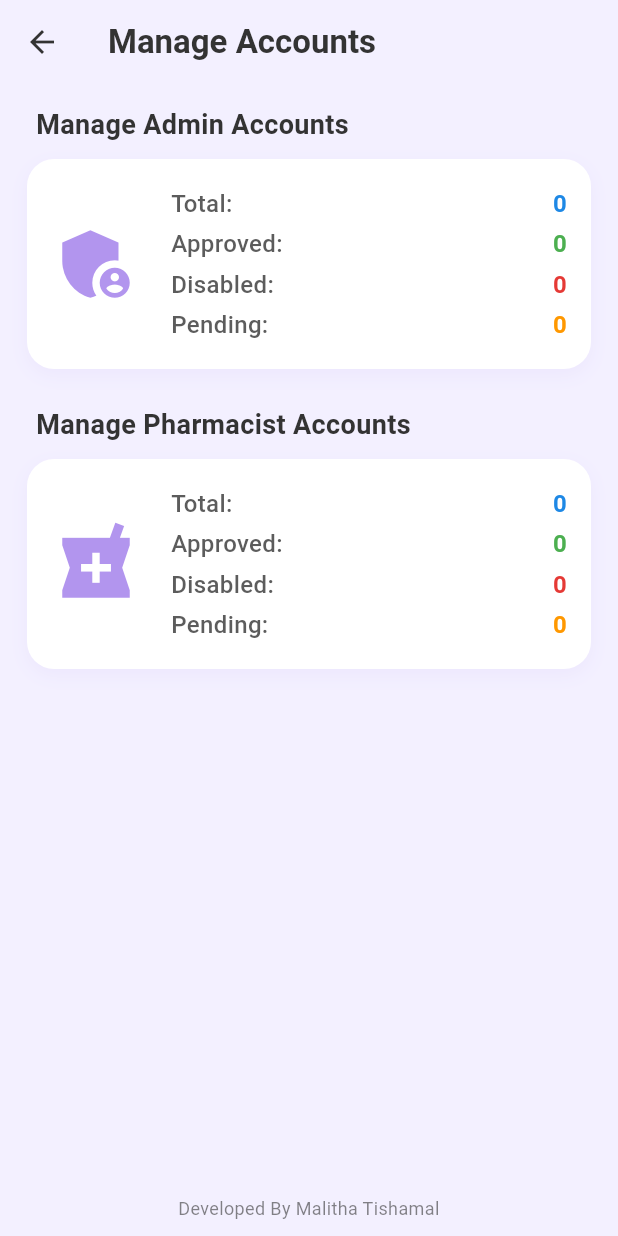
After one commit to malitha-tishamal/MediQ-Antibiotic-Management-App, a Flutter app: the AccountManageDetails screen opened directly, on a phone screen of 412 x 824 dp. The commit adds this screen. Run offline on Flutter 3.47's test engine with Material 3 defaults, Android fonts, the phone set to English and light mode, and no system bars; our stand-ins replace cloud_firestore, firebase_auth, firebase_core, font_awesome_flutter, image_picker, shared_preferences; accounts and stored records are empty.

Commit message:
add admins account manage details show page

```diff
--- /dev/null
+++ b/mediq/lib/admin/accounts-manage-details.dart
@@ -0,0 +1,257 @@
+import 'package:flutter/material.dart';
+import 'package:cloud_firestore/cloud_firestore.dart';
+
+// --- AppColors Class ---
+class AppColors {
+ static const Color primaryPurple = Color(0xFF9F7AEA);
+ static const Color lightBackground = Color(0xFFF3F0FF);
+ static const Color darkText = Color(0xFF333333);
+ static const Color totalCountColor = Color(0xFF1E88E5);
+ static const Color approvedColor = Color(0xFF4CAF50);
+ static const Color disabledColor = Color(0xFFE53935);
+ static const Color pendingColor = Color(0xFFFF9800);
+}
+
+// --- Account Management Details Screen ---
+class AccountManageDetails extends StatelessWidget {
+ // FIX: This field is initialized using a runtime method call (FirebaseFirestore.instance).
+ // Therefore, it cannot be used in a const constructor.
+ final CollectionReference _userCollection =
+   FirebaseFirestore.instance.collection('users');
+
+ // FIX: Removed 'const' keyword from the constructor definition.
+ AccountManageDetails({super.key});
+
+ @override
+ Widget build(BuildContext context) {
+  return Scaffold(
+   backgroundColor: AppColors.lightBackground,
+   appBar: AppBar(
+    title: const Text('Manage Accounts', style: TextStyle(color: AppColors.darkText, fontWeight: FontWeight.bold)),
+    backgroundColor: AppColors.lightBackground,
+    elevation: 0,
+    iconTheme: const IconThemeData(color: AppColors.darkText),
+   ),
+
+   // Main scrollable body content
+   body: SafeArea(
+    child: SingleChildScrollView(
+     padding: const EdgeInsets.symmetric(horizontal: 18.0, vertical: 14.0),
+     child: Column(
+      crossAxisAlignment: CrossAxisAlignment.start,
+      children: [
+       // Admin Accounts Header
+       const Padding(
+        padding: EdgeInsets.only(left: 6.0, bottom: 10),
+        child: Text(
+         'Manage Admin Accounts',
+         style: TextStyle(
+          fontSize: 18,
+          fontWeight: FontWeight.bold,
+          color: AppColors.darkText,
+         ),
+        ),
+       ),
+       // Admin Account Card (Live Count)
+       _buildAccountCard(
+        role: 'Admin',
+        title: 'Manage Admin Accounts',
+        icon: Icons.admin_panel_settings,
+       ),
+
+       const SizedBox(height: 24),
+
+       // Pharmacist Accounts Header
+       const Padding(
+        padding: EdgeInsets.only(left: 6.0, bottom: 10),
+        child: Text(
+         'Manage Pharmacist Accounts',
+         style: TextStyle(
+          fontSize: 18,
+          fontWeight: FontWeight.bold,
+          color: AppColors.darkText,
+         ),
+        ),
+       ),
+       // Pharmacist Account Card (Live Count)
+       _buildAccountCard(
+        role: 'Pharmacist',
+        title: 'Manage Pharmacist Accounts',
+        icon: Icons.local_pharmacy,
+       ),
+      ],
+     ),
+    ),
+   ),
+
+   // Bottom navigation for the developer credit
+   bottomNavigationBar: Padding(
+    padding: const EdgeInsets.only(bottom: 10.0),
+    child: Text(
+     'Developed By Malitha Tishamal',
+     textAlign: TextAlign.center,
+     style: TextStyle(
+      color: AppColors.darkText.withOpacity(0.6),
+      fontSize: 12,
+     ),
+    ),
+   ),
+  );
+ }
+
+ // --- Account Card Widget (Real-time data fetcher) ---
+ Widget _buildAccountCard({
+  required String role,
+  required String title,
+  required IconData icon,
+ }) {
+  return StreamBuilder<QuerySnapshot>(
+   stream: _userCollection.snapshots(),
+   builder: (context, snapshot) {
+    int total = 0;
+    int approved = 0;
+    int disabled = 0;
+    int pending = 0;
+
+    // 1. Data Processing Logic
+    if (snapshot.hasData && snapshot.data != null) {
+     // Filter and categorize based on role and status
+     for (var doc in snapshot.data!.docs) {
+      final data = doc.data() as Map<String, dynamic>;
+      final userRole = data['role'];
+      final userStatus = data['status']; // e.g., 'Approved', 'Disabled', 'Pending'
+
+      if (userRole == role) {
+       total++;
+
+       if (userStatus == 'Approved') {
+        approved++;
+       } else if (userStatus == 'Disabled') {
+        disabled++;
+       } else if (userStatus == 'Pending') {
+        pending++;
+       }
+      }
+     }
+    }
+
+    // 2. UI Rendering based on connection state
+    if (snapshot.connectionState == ConnectionState.waiting) {
+     return _buildLoadingCard(title);
+    }
+
+    if (snapshot.hasError) {
+     return _buildErrorCard(title, snapshot.error.toString());
+    }
+
+    // 3. Display Counts
+    return Container(
+     padding: const EdgeInsets.all(16),
+     decoration: BoxDecoration(
+      color: Colors.white,
+      borderRadius: BorderRadius.circular(18),
+      boxShadow: [
+       BoxShadow(
+        color: AppColors.primaryPurple.withOpacity(0.08),
+        blurRadius: 10,
+        offset: const Offset(0, 4),
+       ),
+      ],
+     ),
+     child: Row(
+      children: [
+       // Icon/Image Placeholder
+       Icon(icon, size: 60, color: AppColors.primaryPurple.withOpacity(0.8)),
+       const SizedBox(width: 20),
+       Expanded(
+        child: Column(
+         crossAxisAlignment: CrossAxisAlignment.start,
+         children: [
+          _buildStatRow('Total', total.toString(), AppColors.totalCountColor),
+          _buildStatRow('Approved', approved.toString(), AppColors.approvedColor),
+          _buildStatRow('Disabled', disabled.toString(), AppColors.disabledColor),
+          _buildStatRow('Pending', pending.toString(), AppColors.pendingColor),
+         ],
+        ),
+       ),
+      ],
+     ),
+    );
+   },
+  );
+ }
+
+ // --- Helper for individual stat row ---
+ Widget _buildStatRow(String label, String value, Color color) {
+  return Padding(
+   padding: const EdgeInsets.symmetric(vertical: 2.0),
+   child: Row(
+    children: [
+     Text(
+      '$label:',
+      style: TextStyle(
+       fontSize: 16,
+       color: AppColors.darkText.withOpacity(0.8),
+       fontWeight: FontWeight.w500,
+      ),
+     ),
+     const Spacer(),
+     Text(
+      value,
+      style: TextStyle(
+       fontSize: 16,
+       fontWeight: FontWeight.bold,
+       color: color,
+      ),
+     ),
+    ],
+   ),
+  );
+ }
+
+ // --- Helper for loading state ---
+ Widget _buildLoadingCard(String title) {
+  return Container(
+   padding: const EdgeInsets.all(16),
+   height: 160,
+   decoration: BoxDecoration(
+    color: Colors.white,
+    borderRadius: BorderRadius.circular(18),
+   ),
+   child: Column(
+    mainAxisAlignment: MainAxisAlignment.center,
+    children: [
+     Text(title, style: const TextStyle(fontWeight: FontWeight.bold)),
+     const SizedBox(height: 12),
+     const LinearProgressIndicator(color: AppColors.primaryPurple),
+     const SizedBox(height: 8),
+     const Text('Loading live counts...', style: TextStyle(fontSize: 12, color: Colors.grey)),
+    ],
+   ),
+  );
+ }
+
+ // --- Helper for error state ---
+ Widget _buildErrorCard(String title, String error) {
+  return Container(
+   padding: const EdgeInsets.all(16),
+   height: 160,
+   decoration: BoxDecoration(
+    color: Colors.white,
+    borderRadius: BorderRadius.circular(18),
+    border: Border.all(color: Colors.red.shade200),
+   ),
+   child: Column(
+    crossAxisAlignment: CrossAxisAlignment.start,
+    mainAxisAlignment: MainAxisAlignment.center,
+    children: [
+     Text(title, style: const TextStyle(fontWeight: FontWeight.bold, color: AppColors.darkText)),
+     const SizedBox(height: 8),
+     Text('Error fetching data. Check Firebase rules!',
+      style: TextStyle(fontSize: 12, color: AppColors.disabledColor)),
+     Text(error, overflow: TextOverflow.ellipsis, maxLines: 1, style: const TextStyle(fontSize: 10, color: Colors.grey)),
+    ],
+   ),
+  );
+ }
+}
```
Also changed, not shown: mediq/lib/admin/admin_dashboard.dart (+79 -15 lines), mediq/lib/admin/admin_developer_about_screen.dart (+58 -51 lines), mediq/lib/admin/admin_drawer.dart (+91 -48 lines), mediq/lib/auth/signup_page.dart (+9 -2 lines).
